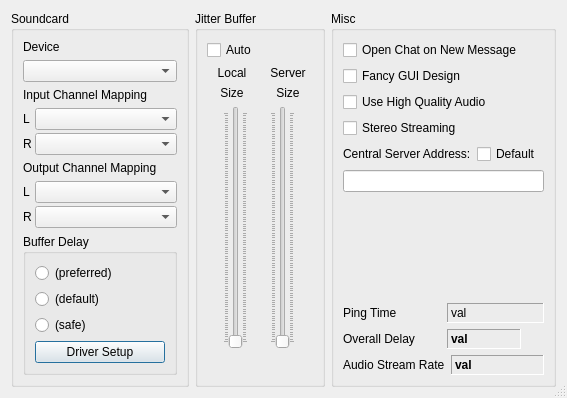
The window that src/clientsettingsdlgbase.ui (Daninet/jamulus) describes before a commit, drawn with Qt 5.
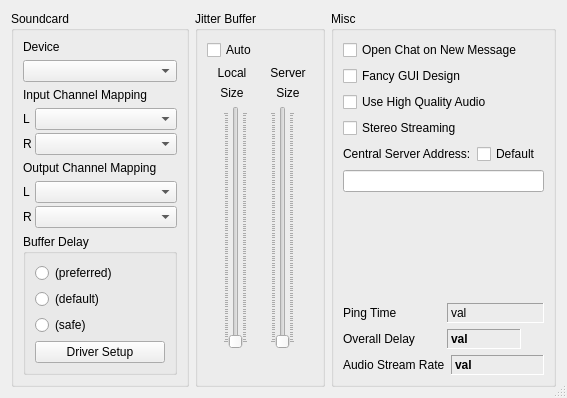
The same window after the commit. Icons and pictures are not drawn. Custom widgets are drawn as their Qt base class.

Commit message: added two buttons on the main window

```diff
--- a/src/clientsettingsdlgbase.ui
+++ b/src/clientsettingsdlgbase.ui
@@ -237,6 +237,9 @@
            <property name="text" >
             <string>Driver Setup</string>
            </property>
+           <property name="autoDefault" >
+            <bool>false</bool>
+           </property>
           </widget>
          </item>
         </layout>
```
The commit also changes 5 other files.
